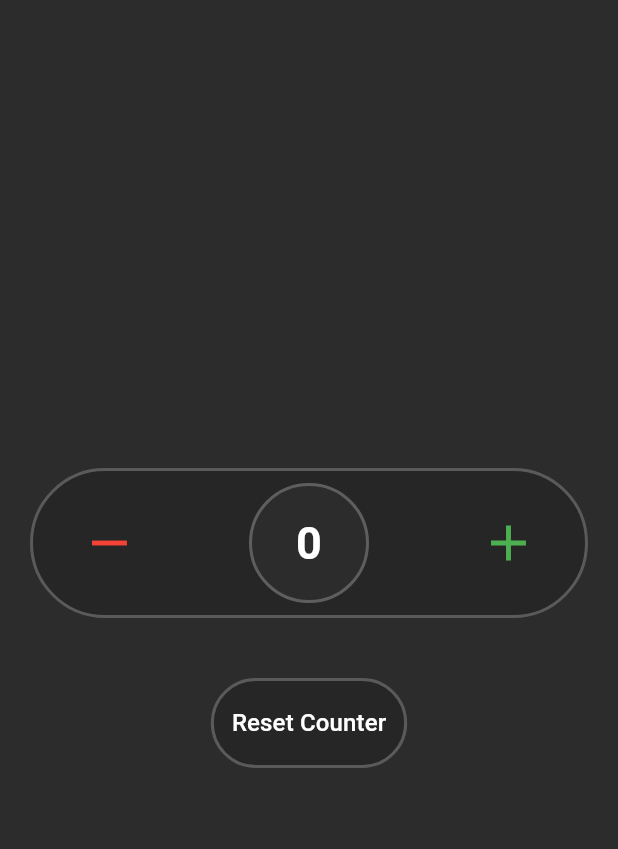
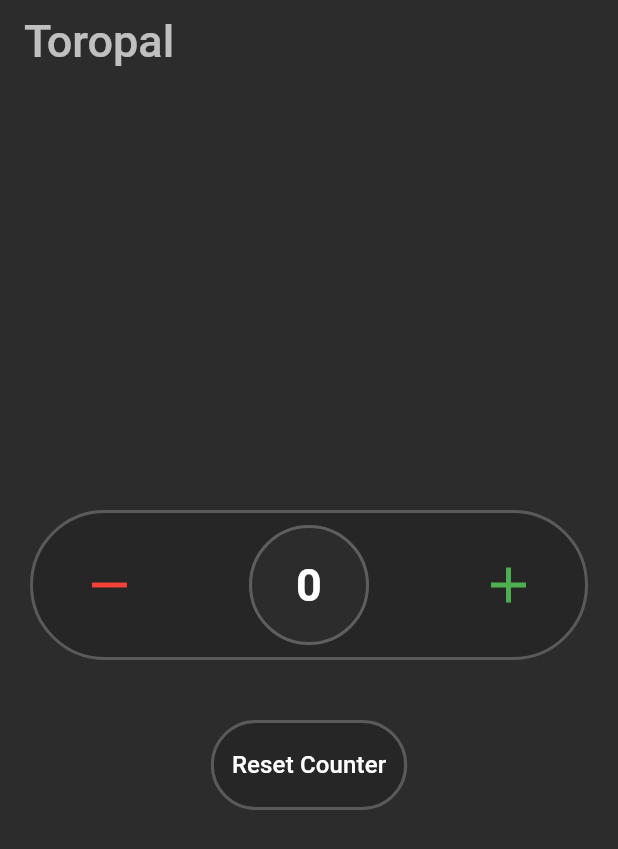
Before and after one commit to arunseta432/Toropal_Counter, a Flutter app: the screen it shows after launch, on a phone screen of 412 x 824 dp. Shown: the top 849 px of the screen. Run offline on Flutter 3.47's test engine with Material 3 defaults, Android fonts, the phone set to English and light mode, and no system bars; our stand-ins replace flutter_bloc.

Commit message:
refactor file structure

```diff
--- a/lib/counter_bloc.dart
+++ b/lib/bloc/counter/counter_bloc.dart
@@ -11,24 +11,3 @@ class CounterBloc extends Bloc<CounterEvent, CounterState> {
     on<ResetCounter>((event, emit) => emit(CounterState(0)));
   }
 }
-
-class DragCounterBloc extends Bloc<DragCounterEvent, DragCounterState> {
-  DragCounterBloc() : super(DragCounterState(0, 1)) {
-    on<DragCounter>(
-      (event, emit) => emit(
-        DragCounterState(
-          state.dragOffset + event.dragOffset,
-          event.scale,
-        ),
-      ),
-    );
-    on<ResetDragCounter>(
-      (event, emit) => emit(
-        DragCounterState(
-          0,
-          1.0,
-        ),
-      ),
-    );
-  }
-}
--- /dev/null
+++ b/lib/bloc/counter/counter_event.dart
@@ -0,0 +1,8 @@
+// Counter event...
+abstract class CounterEvent {}
+
+class Increment extends CounterEvent {}
+
+class Decrement extends CounterEvent {}
+
+class ResetCounter extends CounterEvent {}
--- /dev/null
+++ b/lib/bloc/counter/counter_state.dart
@@ -0,0 +1,4 @@
+class CounterState {
+  final int counterValue;
+  CounterState(this.counterValue);
+}
--- a/lib/counter_state.dart
+++ b/lib/bloc/drag_counter/darg_counter_state.dart
@@ -1,8 +1,3 @@
-class CounterState {
-  final int counterValue;
-  CounterState(this.counterValue);
-}
-
 class DragCounterState {
   final double dragOffset;
   final double scale;
--- /dev/null
+++ b/lib/bloc/drag_counter/drag_counter_bloc.dart
@@ -0,0 +1,23 @@
+import 'package:flutter_bloc/flutter_bloc.dart';
+import 'package:toropal_counter/bloc/index.dart';
+
+class DragCounterBloc extends Bloc<DragCounterEvent, DragCounterState> {
+  DragCounterBloc() : super(DragCounterState(0, 1)) {
+    on<DragCounter>(
+      (event, emit) => emit(
+        DragCounterState(
+          state.dragOffset + event.dragOffset,
+          event.scale,
+        ),
+      ),
+    );
+    on<ResetDragCounter>(
+      (event, emit) => emit(
+        DragCounterState(
+          0,
+          1.0,
+        ),
+      ),
+    );
+  }
+}
--- a/lib/counter_event.dart
+++ b/lib/bloc/drag_counter/drag_counter_event.dart
@@ -1,12 +1,3 @@
-// Counter event...
-abstract class CounterEvent {}
-
-class Increment extends CounterEvent {}
-
-class Decrement extends CounterEvent {}
-
-class ResetCounter extends CounterEvent {}
-
 // Drag Event...
 abstract class DragCounterEvent {}
 
--- /dev/null
+++ b/lib/bloc/index.dart
@@ -0,0 +1,7 @@
+export 'package:toropal_counter/bloc/counter/counter_bloc.dart';
+export 'package:toropal_counter/bloc/counter/counter_event.dart';
+export 'package:toropal_counter/bloc/counter/counter_state.dart';
+
+export 'package:toropal_counter/bloc/drag_counter/drag_counter_bloc.dart';
+export 'package:toropal_counter/bloc/drag_counter/darg_counter_state.dart';
+export 'package:toropal_counter/bloc/drag_counter/drag_counter_event.dart';
--- a/lib/main.dart
+++ b/lib/main.dart
@@ -1,15 +1,14 @@
 import 'package:flutter/material.dart';
 import 'package:flutter_bloc/flutter_bloc.dart';
-import 'package:toropal_counter/view/counter_page.dart';
-
-import 'counter_bloc.dart';
+import 'package:toropal_counter/bloc/index.dart';
+import 'package:toropal_counter/presentation/index.dart';
 
 void main() {
-  runApp(const MyApp());
+  runApp(const ToropalCounterApp());
 }
 
-class MyApp extends StatelessWidget {
-  const MyApp({super.key});
+class ToropalCounterApp extends StatelessWidget {
+  const ToropalCounterApp({super.key});
 
   @override
   Widget build(BuildContext context) {
--- /dev/null
+++ b/lib/presentation/index.dart
@@ -0,0 +1,7 @@
+export 'package:toropal_counter/presentation/screen/counter_page.dart';
+
+export 'package:toropal_counter/presentation/widgets/counter_component.dart';
+export 'package:toropal_counter/presentation/widgets/counter_increment_decrement_button.dart';
+export 'package:toropal_counter/presentation/widgets/counter_text.dart';
+export 'package:toropal_counter/presentation/widgets/information_indicator.dart';
+export 'package:toropal_counter/presentation/widgets/reset_counter_button.dart';
--- /dev/null
+++ b/lib/presentation/screen/counter_page.dart
@@ -0,0 +1,31 @@
+import 'package:flutter/material.dart';
+import 'package:toropal_counter/presentation/index.dart';
+
+class CounterPage extends StatelessWidget {
+  const CounterPage({super.key});
+
+  @override
+  Widget build(BuildContext context) {
+    return Scaffold(
+      appBar: AppBar(
+        backgroundColor: Colors.transparent,
+        title: const Text(
+          "Toropal",
+          style: TextStyle(
+            fontSize: 30,
+            fontWeight: FontWeight.w500,
+            color: Colors.white70,
+          ),
+        ),
+      ),
+      backgroundColor: const Color(0xFF2c2c2c),
+      body: const Column(
+        mainAxisAlignment: MainAxisAlignment.center,
+        children: [
+          CounterComponent(),
+          ResetCounterButton(),
+        ],
+      ),
+    );
+  }
+}
--- a/lib/view/counter_component.dart
+++ b/lib/presentation/widgets/counter_component.dart
@@ -3,11 +3,8 @@ import 'dart:math';
 import 'package:flutter/material.dart';
 import 'package:flutter/services.dart';
 import 'package:flutter_bloc/flutter_bloc.dart';
-import 'package:toropal_counter/counter_event.dart';
-import 'package:toropal_counter/counter_state.dart';
-import 'package:toropal_counter/view/counter_increment_decrement_button.dart';
-
-import '../counter_bloc.dart';
+import 'package:toropal_counter/presentation/index.dart';
+import 'package:toropal_counter/bloc/index.dart';
 
 class CounterComponent extends StatelessWidget {
   const CounterComponent({super.key});
@@ -74,51 +71,8 @@ class CounterComponent extends StatelessWidget {
                     ],
                   ),
                 ),
-                AnimatedPositioned(
-                  left: dragBloc.state.dragOffset >= 0 ? null : maxDistance,
-                  right: dragBloc.state.dragOffset <= 0 ? null : maxDistance,
-                  duration: const Duration(milliseconds: 100),
-                  curve: Curves.decelerate,
-                  child: Container(
-                    width: 80.0,
-                    height: 80.0,
-                    decoration: BoxDecoration(
-                      color: const Color(0xFF2c2c2c),
-                      border: Border.all(
-                          width: 2.0,
-                          color: maxDistance == 10.0
-                              ? dragBloc.state.dragOffset > 0
-                                  ? Colors.green
-                                  : Colors.red
-                              : Colors.white24),
-                      shape: BoxShape.circle,
-                    ),
-                    child: AnimatedSwitcher(
-                      duration: const Duration(milliseconds: 300),
-                      transitionBuilder:
-                          (Widget child, Animation<double> animation) {
-                        return ScaleTransition(
-                          scale: animation,
-                          child: child,
-                        );
-                      },
-                      child: Transform.scale(
-                        scale: dragState.scale,
-                        child: BlocBuilder<CounterBloc, CounterState>(
-                          builder: (context, counterState) {
-                            return Text(
-                              '${counterState.counterValue}',
-                              style: const TextStyle(
-                                color: Colors.white,
-                                fontSize: 30.0,
-                                fontWeight: FontWeight.bold,
-                              ),
-                            );
-                          },
-                        ),
-                      ),
-                    ),
-                  ),
+                CounterText(
+                  dragBloc: dragBloc,
                 ),
               ],
             ),
--- a/lib/view/counter_increment_decrement_button.dart
+++ b/lib/presentation/widgets/counter_increment_decrement_button.dart
@@ -1,6 +1,6 @@
 import 'package:flutter/material.dart';
 import 'package:flutter/services.dart';
-import 'package:toropal_counter/view/information_indicator.dart';
+import 'package:toropal_counter/presentation/index.dart';
 
 class CounterIncrementDecrementButton extends StatelessWidget {
   const CounterIncrementDecrementButton({
--- /dev/null
+++ b/lib/presentation/widgets/counter_text.dart
@@ -0,0 +1,69 @@
+import 'dart:math';
+
+import 'package:flutter/material.dart';
+import 'package:flutter_bloc/flutter_bloc.dart';
+
+import '../../bloc/counter/counter_bloc.dart';
+import '../../bloc/counter/counter_state.dart';
+import '../../bloc/drag_counter/drag_counter_bloc.dart';
+
+class CounterText extends StatelessWidget {
+  const CounterText({
+    super.key,
+    required this.dragBloc,
+  });
+  final DragCounterBloc dragBloc;
+
+  @override
+  Widget build(BuildContext context) {
+    double maxDistance = max(
+        10,
+        (MediaQuery.of(context).size.width / 2 - 70) -
+            dragBloc.state.dragOffset.abs());
+    return AnimatedPositioned(
+      left: dragBloc.state.dragOffset >= 0 ? null : maxDistance,
+      right: dragBloc.state.dragOffset <= 0 ? null : maxDistance,
+      duration: const Duration(milliseconds: 100),
+      curve: Curves.decelerate,
+      child: Container(
+        width: 80.0,
+        height: 80.0,
+        decoration: BoxDecoration(
+          color: const Color(0xFF2c2c2c),
+          border: Border.all(
+              width: 2.0,
+              color: maxDistance == 10.0
+                  ? dragBloc.state.dragOffset > 0
+                      ? Colors.green
+                      : Colors.red
+                  : Colors.white24),
+          shape: BoxShape.circle,
+        ),
+        child: AnimatedSwitcher(
+          duration: const Duration(milliseconds: 300),
+          transitionBuilder: (Widget child, Animation<double> animation) {
+            return ScaleTransition(
+              scale: animation,
+              child: child,
+            );
+          },
+          child: Transform.scale(
+            scale: dragBloc.state.scale,
+            child: BlocBuilder<CounterBloc, CounterState>(
+              builder: (context, counterState) {
+                return Text(
+                  '${counterState.counterValue}',
+                  style: const TextStyle(
+                    color: Colors.white,
+                    fontSize: 30.0,
+                    fontWeight: FontWeight.bold,
+                  ),
+                );
+              },
+            ),
+          ),
+        ),
+      ),
+    );
+  }
+}
--- a/lib/view/reset_counter_button.dart
+++ b/lib/presentation/widgets/reset_counter_button.dart
@@ -1,10 +1,8 @@
 import 'package:flutter/material.dart';
 import 'package:flutter/services.dart';
 import 'package:flutter_bloc/flutter_bloc.dart';
-import 'package:toropal_counter/counter_bloc.dart';
-import 'package:toropal_counter/view/information_indicator.dart';
-
-import '../counter_event.dart';
+import 'package:toropal_counter/presentation/index.dart';
+import 'package:toropal_counter/bloc/index.dart';
 
 class ResetCounterButton extends StatelessWidget {
   const ResetCounterButton({super.key});
--- a/lib/view/counter_page.dart
+++ /dev/null
@@ -1,21 +0,0 @@
-import 'package:flutter/material.dart';
-import 'package:toropal_counter/view/counter_component.dart';
-import 'package:toropal_counter/view/reset_counter_button.dart';
-
-class CounterPage extends StatelessWidget {
-  const CounterPage({super.key});
-
-  @override
-  Widget build(BuildContext context) {
-    return const Scaffold(
-      backgroundColor: Color(0xFF2c2c2c),
-      body: Column(
-        mainAxisAlignment: MainAxisAlignment.center,
-        children: [
-          CounterComponent(),
-          ResetCounterButton(),
-        ],
-      ),
-    );
-  }
-}
```
Also changed, not shown: lib/presentation/widgets/index.dart (added), lib/presentation/widgets/information_indicator.dart (renamed from lib/view/information_indicator.dart), 1 other file.
